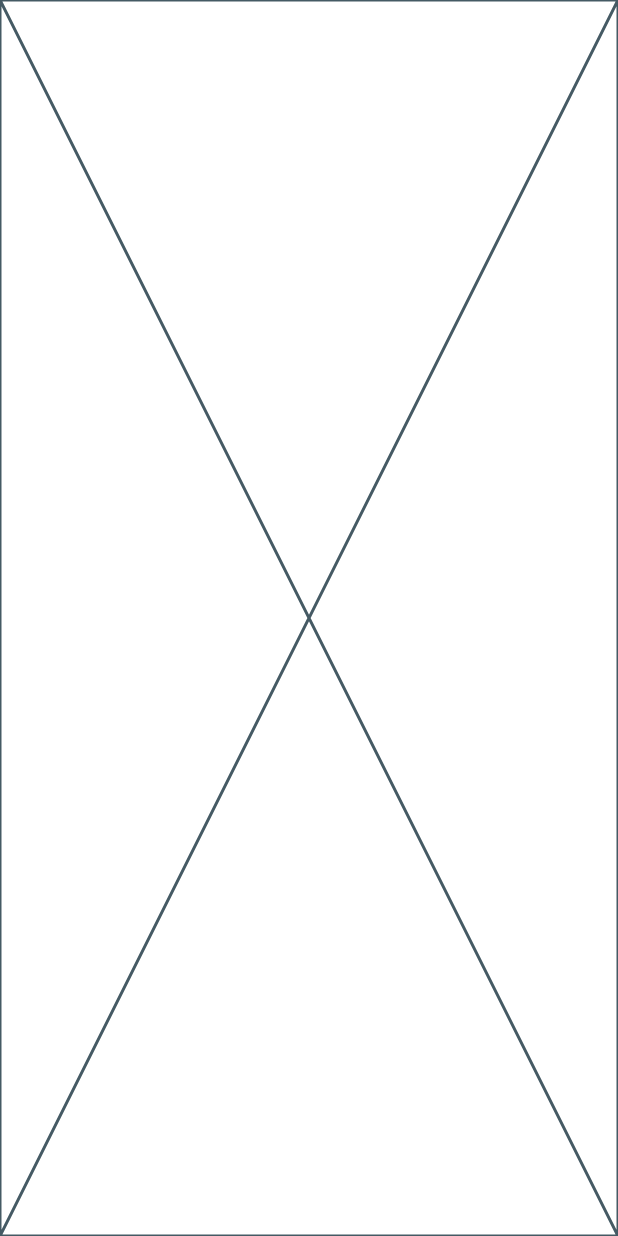
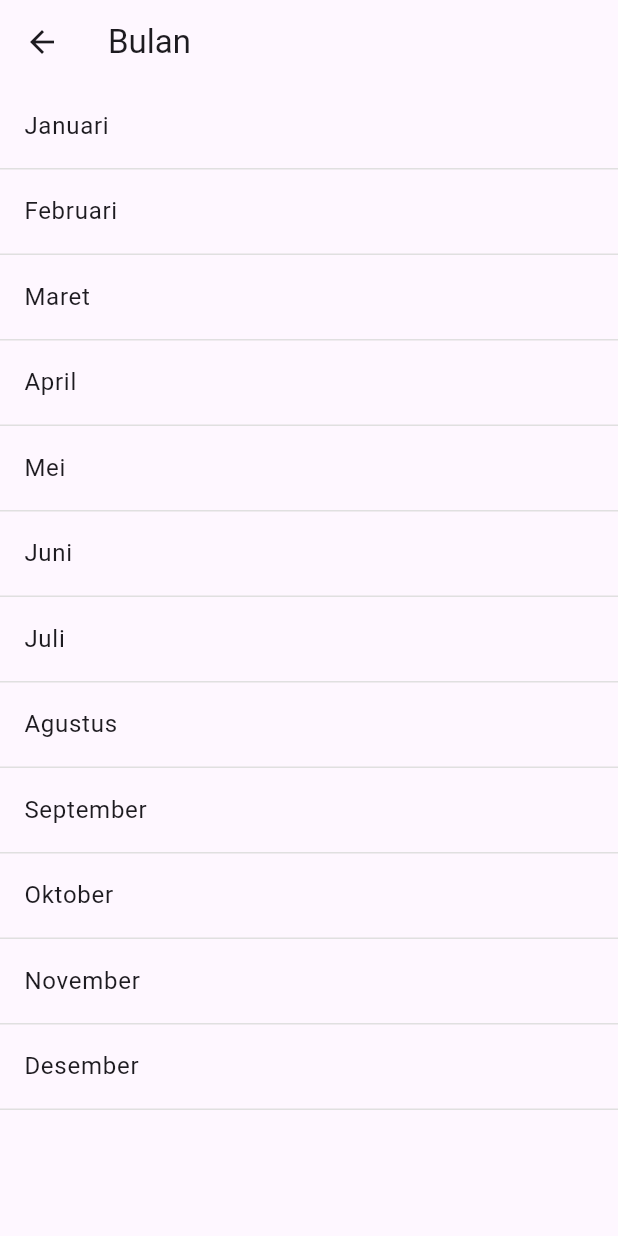
Before and after one commit to Airyyy23/latihan-flutter, a Flutter app: the screen it shows after launch, after a tap on "Data Bulan", on a phone screen of 412 x 824 dp. Run offline on Flutter 3.47's test engine with Material 2 defaults, Android fonts, the light colour scheme and no system bars.

Commit message:
feat[AD]month_page

```diff
--- a/lib/main.dart
+++ b/lib/main.dart
@@ -12,6 +12,7 @@ class MyApp extends StatelessWidget {
   Widget build(BuildContext context) {
     return MaterialApp(
       title: 'Flutter Demo',
+      debugShowCheckedModeBanner: false,
       theme: ThemeData(
         colorScheme: ColorScheme.fromSeed(seedColor: Colors.deepPurple),
         useMaterial3: true,
--- a/lib/monthPage.dart
+++ b/lib/monthPage.dart
@@ -1,4 +1,5 @@
 import 'package:flutter/material.dart';
+
 class Monthpage extends StatefulWidget {
   const Monthpage({super.key});
 
@@ -9,6 +10,40 @@ class Monthpage extends StatefulWidget {
 class _MonthpageState extends State<Monthpage> {
   @override
   Widget build(BuildContext context) {
-    return const Placeholder();
+    List<String> months = [
+      'Januari',
+      'Februari',
+      'Maret',
+      'April',
+      'Mei',
+      'Juni',
+      'Juli',
+      'Agustus',
+      'September',
+      'Oktober',
+      'November',
+      'Desember'
+    ];
+    return Scaffold(
+      appBar: AppBar(
+        title: Text("Bulan"),
+      ),
+      body: ListView.builder(
+        itemCount: months.length,
+        itemBuilder: (context, index) {
+          return Container(
+            decoration: BoxDecoration(
+                border: Border(
+              bottom: BorderSide(color: Colors.grey.shade300, width: 1.0),
+            )),
+            child: ListTile(
+              title: Text(
+                months[index],
+              ),
+            ),
+          );
+        },
+      ),
+    );
   }
 }
```
Also changed, not shown: 1 other file.
